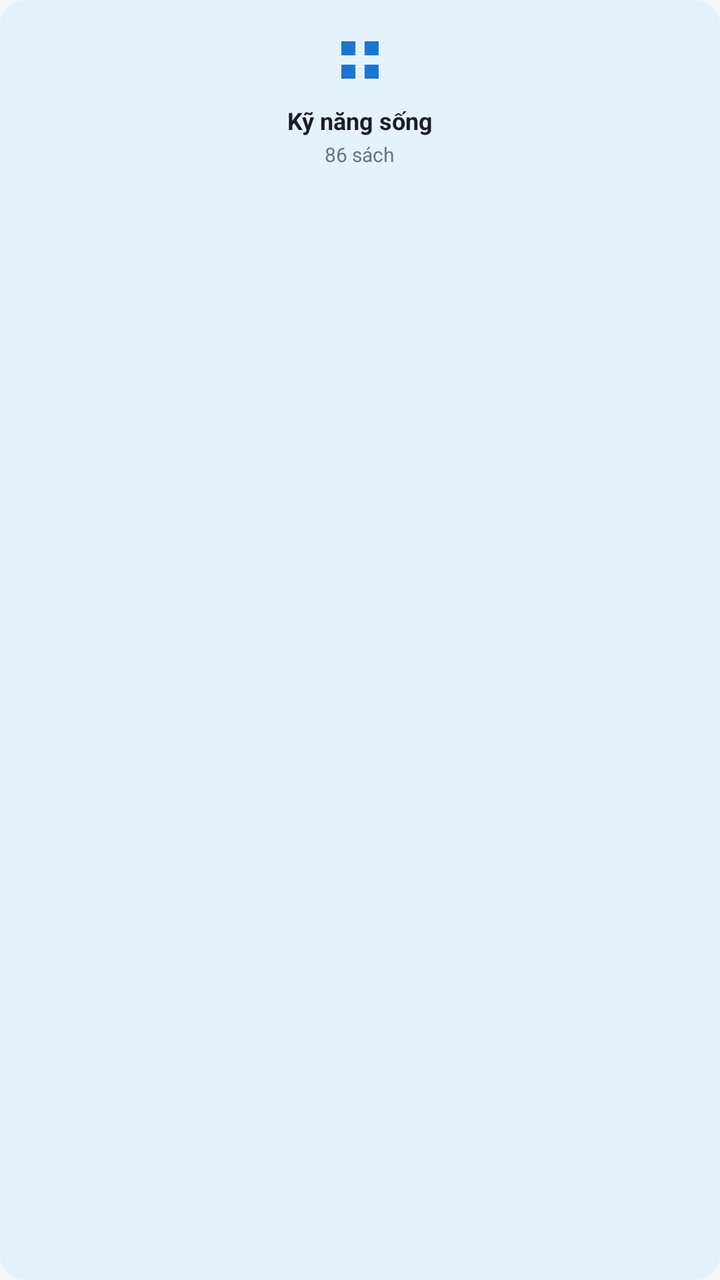
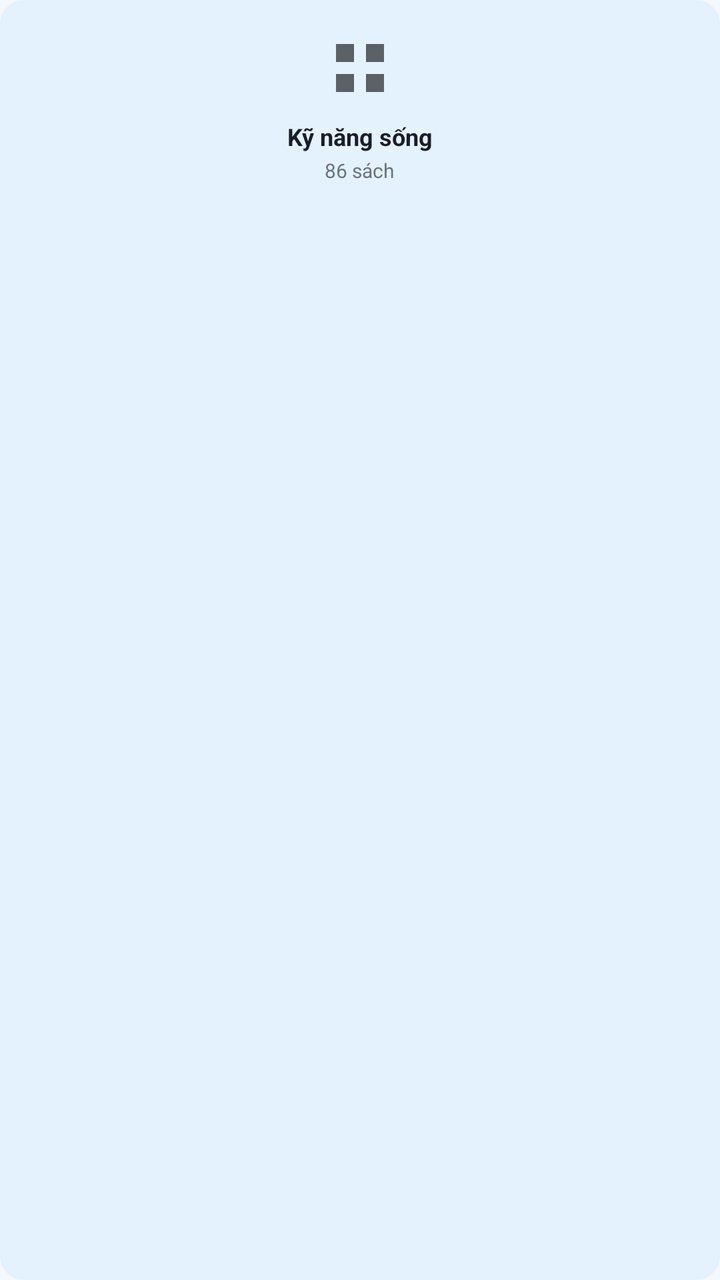

Compare the two renders of this Android layout. The source of the first and the diff that turns it into the second are given below.
<!-- AndroidManifest.xml: application theme Theme.BookApp -->
<!-- res/layout/item_search_category.xml -->
<?xml version="1.0" encoding="utf-8"?>
<androidx.cardview.widget.CardView xmlns:android="http://schemas.android.com/apk/res/android"
    xmlns:app="http://schemas.android.com/apk/res-auto"
    android:id="@+id/cv_search_category"
    android:layout_width="match_parent"
    android:layout_height="wrap_content"
    android:layout_margin="6dp"
    app:cardBackgroundColor="@color/primary_light"
    app:cardCornerRadius="12dp"
    app:cardElevation="0dp">

    <LinearLayout
        android:layout_width="match_parent"
        android:layout_height="wrap_content"
        android:gravity="center"
        android:orientation="vertical"
        android:paddingVertical="16dp">

        <ImageView
            android:id="@+id/iv_search_category_icon"
            android:layout_width="28dp"
            android:layout_height="28dp"
            android:src="@drawable/ic_category"
            app:tint="@color/primary" />

        <TextView
            android:id="@+id/tv_search_category_name"
            android:layout_width="match_parent"
            android:layout_height="wrap_content"
            android:layout_marginTop="8dp"
            android:gravity="center"
            android:maxLines="2"
            android:paddingHorizontal="4dp"
            android:text="Kỹ năng sống"
            android:textColor="@color/text_primary"
            android:textSize="12sp"
            android:textStyle="bold" />

        <TextView
            android:id="@+id/tv_search_category_count"
            android:layout_width="wrap_content"
            android:layout_height="wrap_content"
            android:layout_marginTop="2dp"
            android:text="86 sách"
            android:textColor="@color/text_secondary"
            android:textSize="10sp" />
    </LinearLayout>
</androidx.cardview.widget.CardView>
<!-- resources referenced by this layout -->
<resources>
  <color name="primary">#1976D2</color>
  <color name="primary_light">#E3F2FD</color>
  <color name="text_primary">#1A1D29</color>
  <color name="text_secondary">#6B7280</color>
  <!-- drawable ic_category (drawable) -->
  <?xml version="1.0" encoding="utf-8"?>
  <vector xmlns:android="http://schemas.android.com/apk/res/android"
      android:width="24dp"
      android:height="24dp"
      android:viewportWidth="24"
      android:viewportHeight="24"
      android:tint="?attr/colorControlNormal">
      <path
          android:fillColor="#FF000000"
          android:pathData="M4,4h6v6L4,10zM14,4h6v6h-6zM4,14h6v6L4,20zM14,14h6v6h-6z"/>
  </vector>
  <style name="Theme.BookApp" parent="Theme.MaterialComponents.DayNight.NoActionBar">
          
          <item name="colorPrimary">@color/primary</item>
          
          <item name="colorPrimaryDark">@color/primary_dark</item>
          
          <item name="colorAccent">@color/accent_price</item>
  
          
          <item name="android:windowBackground">@color/background</item>
          
          <item name="android:textColorPrimary">@color/text_primary</item>
      </style>
  <color name="primary_dark">#0D47A1</color>
  <color name="accent_price">#FF7A00</color>
  <color name="background">#F4F7FB</color>
</resources>

<!-- the commit's change to res/layout/item_search_category.xml (unified diff, before → after) -->
@@ -18,10 +18,10 @@
 
         <ImageView
             android:id="@+id/iv_search_category_icon"
-            android:layout_width="28dp"
-            android:layout_height="28dp"
-            android:src="@drawable/ic_category"
-            app:tint="@color/primary" />
+            android:layout_width="36dp"
+            android:layout_height="36dp"
+            android:scaleType="centerCrop"
+            android:src="@drawable/ic_category" />
 
         <TextView
             android:id="@+id/tv_search_category_name"
